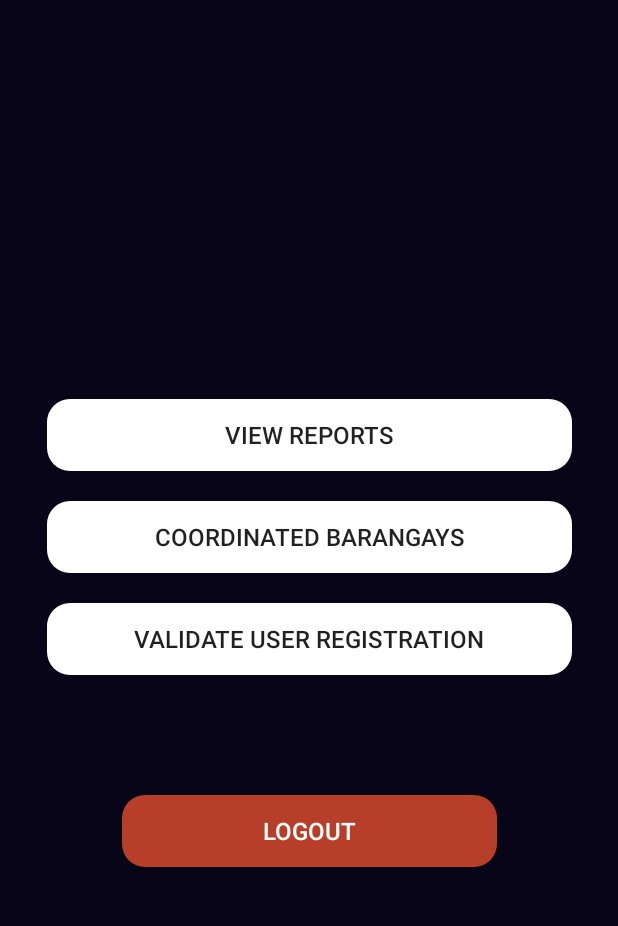
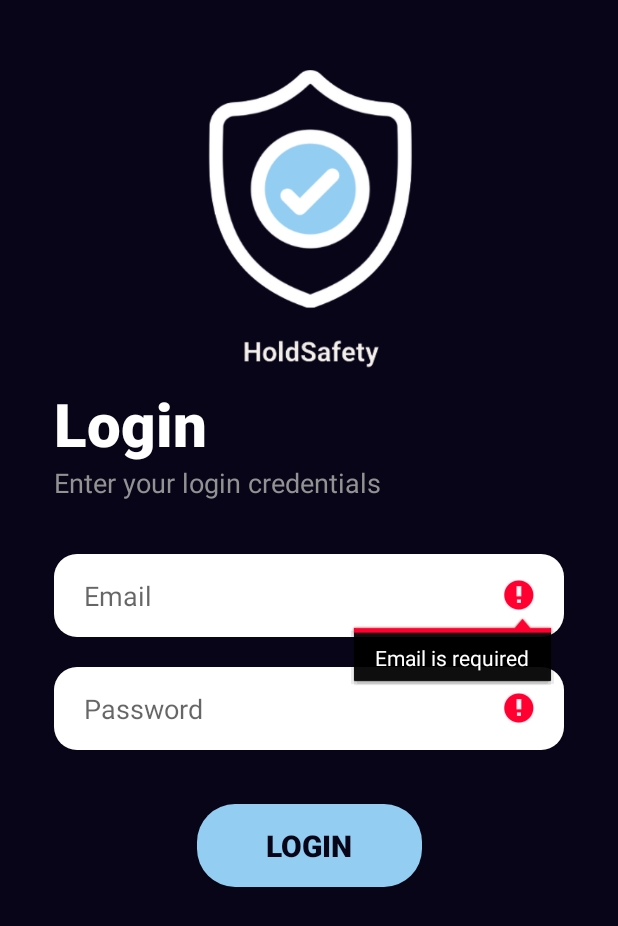
Before and after one commit to StaticalTech90/HoldSafetyAdmin, an Android app: the screen it shows after launch (AdminLandingActivity before the commit, LoginActivity after it), after a tap on "LOGIN", on a phone screen of 412 x 824 dp. Shown: the top 926 px of the screen. Run offline under Robolectric (Android 15) with nearby library versions, the phone set to English and light mode, and no system bars; our stand-ins replace Firebase (no records; nobody signed in at launch, a user with empty details on screens opened directly).

Commit message:
Login & Logout

```diff
--- a/HoldSafetyAdmin/app/build.gradle
+++ b/HoldSafetyAdmin/app/build.gradle
@@ -37,6 +37,8 @@ dependencies {
     implementation 'org.jetbrains:annotations:15.0'
     implementation platform('com.google.firebase:firebase-bom:28.3.1')
     implementation 'com.google.firebase:firebase-analytics'
+    implementation 'com.google.firebase:firebase-common-ktx:19.5.0'
+    implementation 'com.google.firebase:firebase-auth:21.0.1'
 
     testImplementation 'junit:junit:4.+'
     androidTestImplementation 'androidx.test.ext:junit:1.1.3'
--- a/HoldSafetyAdmin/app/src/main/AndroidManifest.xml
+++ b/HoldSafetyAdmin/app/src/main/AndroidManifest.xml
@@ -1,6 +1,8 @@
 <?xml version="1.0" encoding="utf-8"?>
 <manifest xmlns:android="http://schemas.android.com/apk/res/android"
     package="com.example.holdsafetyadmin">
+
+    <uses-permission android:name="android.permission.INTERNET"/>
 
     <application
         android:allowBackup="true"
@@ -15,8 +17,8 @@
             android:label="Details"
             android:parentActivityName=".ValidationListActivity" />
         <activity android:name=".ValidationListActivity" />
-        <activity android:name=".AdminLandingActivity" />
-        <activity android:name=".MainActivity">
+        <activity android:name=".LandingActivity" />
+        <activity android:name=".LoginActivity">
             <intent-filter>
                 <action android:name="android.intent.action.MAIN" />
 
--- /dev/null
+++ b/HoldSafetyAdmin/app/src/main/java/com/example/holdsafetyadmin/LoginActivity.java
@@ -0,0 +1,88 @@
+package com.example.holdsafetyadmin;
+
+import androidx.annotation.NonNull;
+import androidx.appcompat.app.AppCompatActivity;
+
+import android.content.Intent;
+import android.os.Bundle;
+import android.text.TextUtils;
+import android.view.View;
+import android.widget.Button;
+import android.widget.EditText;
+import android.widget.Toast;
+
+import com.google.android.gms.tasks.OnCompleteListener;
+import com.google.android.gms.tasks.Task;
+import com.google.firebase.auth.AuthResult;
+import com.google.firebase.auth.FirebaseAuth;
+
+public class LoginActivity extends AppCompatActivity {
+      EditText txtEmail, txtPassword;
+      Button btnLogin;
+      FirebaseAuth fAuth;
+
+    @Override
+    protected void onCreate(Bundle savedInstanceState) {
+        super.onCreate(savedInstanceState);
+        setContentView(R.layout.activity_login);
+
+        txtEmail = findViewById(R.id.txtEmail);
+        txtPassword = findViewById(R.id.txtPassword);
+        btnLogin = findViewById(R.id.btnLogin);
+
+        fAuth = FirebaseAuth.getInstance();
+
+        //redirects user to landing page if already logged in
+        if(fAuth.getCurrentUser() != null){
+            startActivity(new Intent(LoginActivity.this, LandingActivity.class));
+            finish();
+        }
+
+        btnLogin.setOnClickListener(new View.OnClickListener() {
+            @Override
+            public void onClick(View view) {
+                String email, password;
+
+                email = txtEmail.getText().toString().trim();
+                password = txtPassword.getText().toString().trim();
+
+                Toast.makeText(LoginActivity.this, "Button works", Toast.LENGTH_SHORT).show();
+
+                if(TextUtils.isEmpty(email) && TextUtils.isEmpty(password)){
+                    txtEmail.setError("Email is required");
+                    txtPassword.setError("Password is required");
+                    return;
+                }
+
+                if(TextUtils.isEmpty(email)){
+                    txtEmail.setError("Email is required");
+                    return;
+                }
+
+                if(TextUtils.isEmpty(password)){
+                    txtPassword.setError("Password is required");
+                    return;
+                }
+
+                loginAdmin(email,password);
+            }
+        });
+    }
+
+    public void loginAdmin(String email,String password){
+        //authentication
+        fAuth.signInWithEmailAndPassword(email,password).addOnCompleteListener(new OnCompleteListener<AuthResult>() {
+            @Override
+            public void onComplete(@NonNull Task<AuthResult> task) {
+                if(task.isSuccessful()){
+                    Toast.makeText(LoginActivity.this, "Login Successful!", Toast.LENGTH_SHORT).show();
+                    startActivity(new Intent(LoginActivity.this, LandingActivity.class));
+                    finish();
+                }
+                else{
+                    Toast.makeText(LoginActivity.this, "Error: " + task.getException().getMessage(), Toast.LENGTH_SHORT).show();
+                }
+            }
+        });
+    }
+}
--- a/HoldSafetyAdmin/app/src/main/java/com/example/holdsafetyadmin/MainActivity.java
+++ /dev/null
@@ -1,23 +0,0 @@
-package com.example.holdsafetyadmin;
-
-import androidx.appcompat.app.AppCompatActivity;
-
-import android.content.Intent;
-import android.os.Bundle;
-import android.view.View;
-import android.widget.Toast;
-
-public class MainActivity extends AppCompatActivity {
-
-    @Override
-    protected void onCreate(Bundle savedInstanceState) {
-        super.onCreate(savedInstanceState);
-        setContentView(R.layout.activity_login);
-    }
-
-    public void adminLogin(View view){
-        //Toast.makeText(getApplicationContext(), "Admin Login", Toast.LENGTH_SHORT).show();
-        Intent intent = new Intent (this, AdminLandingActivity.class);
-        startActivity(intent);
-    }
-}
--- a/HoldSafetyAdmin/app/src/main/java/com/example/holdsafetyadmin/RegistrationDetailsActivity.java
+++ b/HoldSafetyAdmin/app/src/main/java/com/example/holdsafetyadmin/RegistrationDetailsActivity.java
@@ -38,7 +38,7 @@ public class RegistrationDetailsActivity extends AppCompatActivity {
 
     public void validateUser(View view){
         Toast.makeText(getApplicationContext(), "Validate User", Toast.LENGTH_SHORT).show();
-//        Intent intent = new Intent (this, AdminLandingActivity.class);
+//        Intent intent = new Intent (this, LandingActivity.class);
 //        startActivity(intent);
     }
 
--- a/HoldSafetyAdmin/app/src/main/res/layout/activity_admin_landing.xml
+++ b/HoldSafetyAdmin/app/src/main/res/layout/activity_landing.xml
@@ -4,7 +4,7 @@
     xmlns:tools="http://schemas.android.com/tools"
     android:layout_width="match_parent"
     android:layout_height="match_parent"
-    tools:context=".AdminLandingActivity"
+    tools:context=".LandingActivity"
     android:background="@color/dark_blue">
 
     <RelativeLayout
--- a/HoldSafetyAdmin/app/src/main/res/layout/activity_login.xml
+++ b/HoldSafetyAdmin/app/src/main/res/layout/activity_login.xml
@@ -4,7 +4,7 @@
     xmlns:tools="http://schemas.android.com/tools"
     android:layout_width="match_parent"
     android:layout_height="match_parent"
-    tools:context=".MainActivity"
+    tools:context=".LoginActivity"
     android:background="@color/dark_blue">
 
     <RelativeLayout
```
Also changed, not shown: HoldSafetyAdmin/app/src/main/java/com/example/holdsafetyadmin/LandingActivity.java (renamed from HoldSafetyAdmin/app/src/main/java/com/example/holdsafetyadmin/AdminLandingActivity.java, +18 -8 lines).
